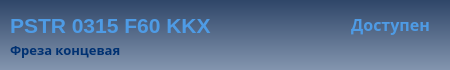
komrade2801/AutoSklad, file client/GUI/ui/widgets/widget_tool_type.ui: the form before one commit.
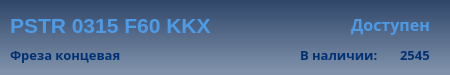
The form after the commit.

Commit message: revised tool select process - now user sees only tool_types finished select tool by plan process - whole plan or a single tool

What changed in the file:
```diff
--- a/client/GUI/ui/widgets/widget_tool_type.ui
+++ b/client/GUI/ui/widgets/widget_tool_type.ui
@@ -7,7 +7,7 @@
     <x>0</x>
     <y>0</y>
     <width>450</width>
-    <height>70</height>
+    <height>75</height>
    </rect>
   </property>
   <property name="windowTitle">
@@ -376,9 +376,9 @@
    <property name="geometry">
     <rect>
      <x>10</x>
-     <y>39</y>
-     <width>431</width>
-     <height>21</height>
+     <y>40</y>
+     <width>281</width>
+     <height>30</height>
     </rect>
    </property>
    <property name="palette">
@@ -1030,6 +1030,68 @@
     <set>Qt::AlignLeading|Qt::AlignLeft|Qt::AlignVCenter</set>
    </property>
   </widget>
+  <widget class="QLabel" name="load_count">
+   <property name="enabled">
+    <bool>true</bool>
+   </property>
+   <property name="geometry">
+    <rect>
+     <x>400</x>
+     <y>40</y>
+     <width>41</width>
+     <height>30</height>
+    </rect>
+   </property>
+   <property name="font">
+    <font>
+     <family>Arial Black</family>
+     <pointsize>10</pointsize>
+     <weight>75</weight>
+     <bold>true</bold>
+    </font>
+   </property>
+   <property name="layoutDirection">
+    <enum>Qt::LeftToRight</enum>
+   </property>
+   <property name="styleSheet">
+    <string notr="true">color: rgb(0, 49, 114);
+background-color: qlineargradient(spread:pad, x1:0, y1:0, x2:1, y2:0, stop:0 rgba(0, 0, 0, 0), stop:1 rgba(255, 255, 255, 0));</string>
+   </property>
+   <property name="text">
+    <string>2545</string>
+   </property>
+  </widget>
+  <widget class="QLabel" name="lbl_load_count">
+   <property name="enabled">
+    <bool>true</bool>
+   </property>
+   <property name="geometry">
+    <rect>
+     <x>300</x>
+     <y>40</y>
+     <width>91</width>
+     <height>30</height>
+    </rect>
+   </property>
+   <property name="font">
+    <font>
+     <family>Arial Black</family>
+     <pointsize>10</pointsize>
+     <weight>75</weight>
+     <bold>true</bold>
+    </font>
+   </property>
+   <property name="layoutDirection">
+    <enum>Qt::LeftToRight</enum>
+   </property>
+   <property name="styleSheet">
+    <string notr="true">color: rgb(0, 49, 114);
+background-color: qlineargradient(spread:pad, x1:0, y1:0, x2:1, y2:0, stop:0 rgba(0, 0, 0, 0), stop:1 rgba(255, 255, 255, 0));</string>
+   </property>
+   <property name="text">
+    <string>В наличии:</string>
+   </property>
+  </widget>
  </widget>
  <resources/>
  <connections/>
```
Left out of the diff: 2 changed lines with no effect on the pictures. The commit also changes 23 other files.
